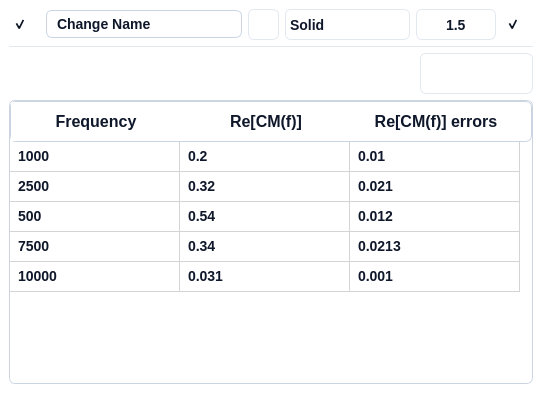
Above: ui/scatter_widget.ui from IoanTivig/OpenDEP_View before the change. Below: the same form after it.
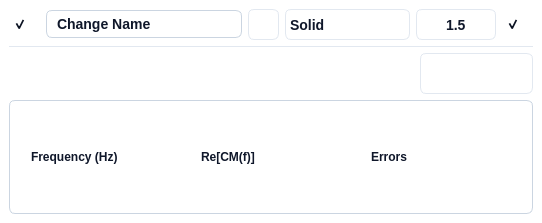
That is the form after the change. Icons and pictures are not drawn.

```diff
--- a/ui/scatter_widget.ui
+++ b/ui/scatter_widget.ui
@@ -7,7 +7,7 @@
     <x>0</x>
     <y>0</y>
     <width>542</width>
-    <height>393</height>
+    <height>223</height>
    </rect>
   </property>
   <property name="windowTitle">
@@ -855,250 +855,71 @@
            <property name="lineWidth">
             <number>0</number>
            </property>
-           <layout class="QVBoxLayout" name="verticalLayout_6">
-            <property name="spacing">
-             <number>0</number>
-            </property>
+           <layout class="QGridLayout" name="pyqt5_grid_data_points" columnstretch="0,0,0" columnminimumwidth="0,0,0">
             <property name="sizeConstraint">
              <enum>QLayout::SetDefaultConstraint</enum>
             </property>
             <property name="leftMargin">
-             <number>0</number>
+             <number>9</number>
             </property>
             <property name="topMargin">
-             <number>0</number>
+             <number>9</number>
             </property>
             <property name="rightMargin">
-             <number>0</number>
+             <number>9</number>
             </property>
             <property name="bottomMargin">
-             <number>0</number>
+             <number>9</number>
             </property>
-            <item>
-             <widget class="QTableWidget" name="pyqt5_table_scatter_points">
-              <property name="minimumSize">
-               <size>
-                <width>490</width>
-                <height>0</height>
-               </size>
+            <item row="1" column="0">
+             <widget class="QLabel" name="label_20">
+              <property name="styleSheet">
+               <string notr="true"> 	border: none;
+	color: #0F172A;  /* Text color */
+    font-family: 'Segoe UI', sans-serif;  /* Font family */
+    font-style: normal;  /* Font style */
+    font-weight: 500;  /* Font weight */
+    font-size: 14px;  /* Font size */
+    line-height: 24px;  /* Line height */
+    padding: 4px 8px;  /* Padding */</string>
               </property>
-              <property name="maximumSize">
-               <size>
-                <width>999999</width>
-                <height>16777215</height>
-               </size>
+              <property name="text">
+               <string>&lt;html&gt;&lt;head/&gt;&lt;body&gt;&lt;p&gt;&lt;span style=&quot; font-size:9pt;&quot;&gt;Frequency (Hz)&lt;/span&gt;&lt;/p&gt;&lt;/body&gt;&lt;/html&gt;</string>
               </property>
-              <property name="cursor" stdset="0">
-               <cursorShape>SizeVerCursor</cursorShape>
-              </property>
+             </widget>
+            </item>
+            <item row="1" column="1">
+             <widget class="QLabel" name="label_19">
               <property name="styleSheet">
-               <string notr="true">QTableWidget {
- 	background: #FFFFFF;  /* Default background */
-    border: None;  /* Default border */
-    border-radius: 6px;  /* Rounded corners */
-    color: #0F172A;  /* Text color */
+               <string notr="true"> 	border: none;
+	color: #0F172A;  /* Text color */
     font-family: 'Segoe UI', sans-serif;  /* Font family */
     font-style: normal;  /* Font style */
     font-weight: 500;  /* Font weight */
     font-size: 14px;  /* Font size */
     line-height: 24px;  /* Line height */
- /* Adding icon to the beginning */
-}
-
-QHeaderView::section {
-	background: #FFFFFF;  /* Default background */
-    border: None;  /* Default border */
-    color: #0F172A;  /* Text color */
-	font-family: 'Segoe UI', sans-serif;  /* Font family */
+    padding: 4px 8px;  /* Padding */</string>
+              </property>
+              <property name="text">
+               <string>&lt;html&gt;&lt;head/&gt;&lt;body&gt;&lt;p&gt;&lt;span style=&quot; font-size:9pt;&quot;&gt;Re[CM(f)]&lt;/span&gt;&lt;/p&gt;&lt;/body&gt;&lt;/html&gt;</string>
+              </property>
+             </widget>
+            </item>
+            <item row="1" column="2">
+             <widget class="QLabel" name="label_21">
+              <property name="styleSheet">
+               <string notr="true"> 	border: none;
+	color: #0F172A;  /* Text color */
+    font-family: 'Segoe UI', sans-serif;  /* Font family */
     font-style: normal;  /* Font style */
     font-weight: 500;  /* Font weight */
-    font-size: 16px;  /* Font size */
-	padding-top: 9px;
-	padding-bottom: 9px;
-}
-
-QHeaderView::section:horizontal {
-    border: None;
-}
-
-QHeaderView::section:vertical {
-    border-: None;
-}
-
-QTableWidget::item {
-    border: None; /* Border color for each cell */
-	padding: 5px;
-}</string>
+    font-size: 14px;  /* Font size */
+    line-height: 24px;  /* Line height */
+    padding: 4px 8px;  /* Padding */</string>
               </property>
-              <property name="frameShape">
-               <enum>QFrame::NoFrame</enum>
+              <property name="text">
+               <string>&lt;html&gt;&lt;head/&gt;&lt;body&gt;&lt;p&gt;&lt;span style=&quot; font-size:9pt;&quot;&gt;Errors&lt;/span&gt;&lt;/p&gt;&lt;/body&gt;&lt;/html&gt;</string>
               </property>
-              <property name="frameShadow">
-               <enum>QFrame::Plain</enum>
-              </property>
-              <property name="lineWidth">
-               <number>0</number>
-              </property>
-              <property name="verticalScrollBarPolicy">
-               <enum>Qt::ScrollBarAlwaysOff</enum>
-              </property>
-              <property name="horizontalScrollBarPolicy">
-               <enum>Qt::ScrollBarAlwaysOff</enum>
-              </property>
-              <property name="sizeAdjustPolicy">
-               <enum>QAbstractScrollArea::AdjustToContents</enum>
-              </property>
-              <property name="showGrid">
-               <bool>true</bool>
-              </property>
-              <property name="gridStyle">
-               <enum>Qt::SolidLine</enum>
-              </property>
-              <property name="wordWrap">
-               <bool>false</bool>
-              </property>
-              <property name="cornerButtonEnabled">
-               <bool>false</bool>
-              </property>
-              <attribute name="horizontalHeaderVisible">
-               <bool>true</bool>
-              </attribute>
-              <attribute name="horizontalHeaderCascadingSectionResizes">
-               <bool>false</bool>
-              </attribute>
-              <attribute name="horizontalHeaderDefaultSectionSize">
-               <number>170</number>
-              </attribute>
-              <attribute name="horizontalHeaderHighlightSections">
-               <bool>true</bool>
-              </attribute>
-              <attribute name="horizontalHeaderShowSortIndicator" stdset="0">
-               <bool>false</bool>
-              </attribute>
-              <attribute name="verticalHeaderVisible">
-               <bool>false</bool>
-              </attribute>
-              <attribute name="verticalHeaderCascadingSectionResizes">
-               <bool>false</bool>
-              </attribute>
-              <attribute name="verticalHeaderStretchLastSection">
-               <bool>false</bool>
-              </attribute>
-              <row>
-               <property name="text">
-                <string>New Row</string>
-               </property>
-              </row>
-              <row>
-               <property name="text">
-                <string>1</string>
-               </property>
-              </row>
-              <row>
-               <property name="text">
-                <string>2</string>
-               </property>
-              </row>
-              <row>
-               <property name="text">
-                <string>3</string>
-               </property>
-              </row>
-              <row>
-               <property name="text">
-                <string>5</string>
-               </property>
-              </row>
-              <column>
-               <property name="text">
-                <string>Frequency</string>
-               </property>
-              </column>
-              <column>
-               <property name="text">
-                <string>Re[CM(f)]</string>
-               </property>
-              </column>
-              <column>
-               <property name="text">
-                <string>Re[CM(f)] errors</string>
-               </property>
-              </column>
-              <item row="0" column="0">
-               <property name="text">
-                <string>1000</string>
-               </property>
-              </item>
-              <item row="0" column="1">
-               <property name="text">
-                <string>0.2</string>
-               </property>
-              </item>
-              <item row="0" column="2">
-               <property name="text">
-                <string>0.01</string>
-               </property>
-              </item>
-              <item row="1" column="0">
-               <property name="text">
-                <string>2500</string>
-               </property>
-              </item>
-              <item row="1" column="1">
-               <property name="text">
-                <string>0.32</string>
-               </property>
-              </item>
-              <item row="1" column="2">
-               <property name="text">
-                <string>0.021</string>
-               </property>
-              </item>
-              <item row="2" column="0">
-               <property name="text">
-                <string>500</string>
-               </property>
-              </item>
-              <item row="2" column="1">
-               <property name="text">
-                <string>0.54</string>
-               </property>
-              </item>
-              <item row="2" column="2">
-               <property name="text">
-                <string>0.012</string>
-               </property>
-              </item>
-              <item row="3" column="0">
-               <property name="text">
-                <string>7500</string>
-               </property>
-              </item>
-              <item row="3" column="1">
-               <property name="text">
-                <string>0.34</string>
-               </property>
-              </item>
-              <item row="3" column="2">
-               <property name="text">
-                <string>0.0213</string>
-               </property>
-              </item>
-              <item row="4" column="0">
-               <property name="text">
-                <string>10000</string>
-               </property>
-              </item>
-              <item row="4" column="1">
-               <property name="text">
-                <string>0.031</string>
-               </property>
-              </item>
-              <item row="4" column="2">
-               <property name="text">
-                <string>0.001</string>
-               </property>
-              </item>
              </widget>
             </item>
            </layout>
```
Left out of the diff: 63 changed lines with no effect on the pictures.
